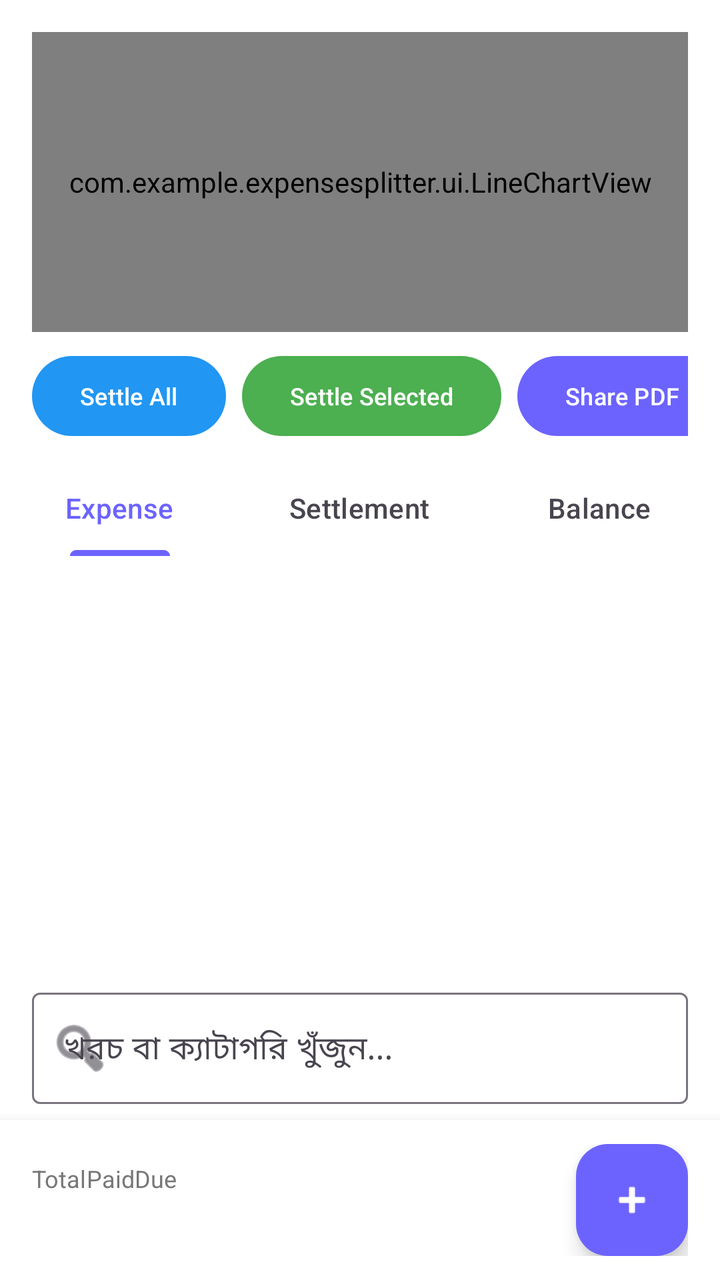
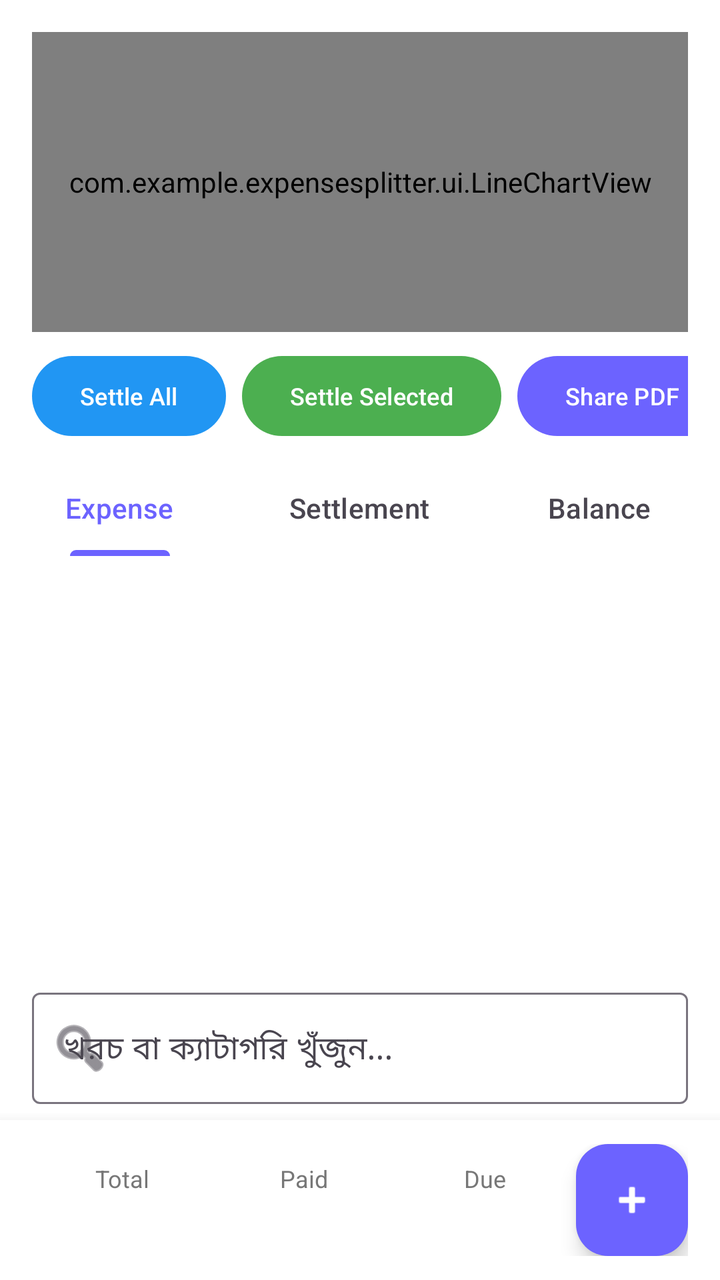

The first picture is an Android layout as it rendered before a commit; the second is the same layout after the commit. The layout source and the unified diff follow.
<!-- AndroidManifest.xml: application theme Theme.ExpenseSplitter -->
<!-- res/layout/activity_group_detail.xml -->
<?xml version="1.0" encoding="utf-8"?>
<androidx.coordinatorlayout.widget.CoordinatorLayout xmlns:android="http://schemas.android.com/apk/res/android"
    xmlns:app="http://schemas.android.com/apk/res-auto"
    android:layout_width="match_parent"
    android:layout_height="match_parent"
    android:background="@color/bg_color">

    
    <LinearLayout
        android:layout_width="match_parent"
        android:layout_height="match_parent"
        android:orientation="vertical"
        android:paddingBottom="80dp"> 

        
        <com.example.expensesplitter.ui.LineChartView
            android:id="@+id/lineChart"
            android:layout_width="match_parent"
            android:layout_height="150dp"
            android:layout_marginHorizontal="16dp"
            android:layout_marginTop="16dp"
            android:layout_marginBottom="8dp"/>

        
        <HorizontalScrollView
            android:layout_width="match_parent"
            android:layout_height="wrap_content"
            android:scrollbars="none"
            android:paddingHorizontal="16dp"
            android:layout_marginBottom="8dp">

            <LinearLayout
                android:layout_width="wrap_content"
                android:layout_height="wrap_content"
                android:orientation="horizontal"
                android:layout_gravity="end">

                <com.google.android.material.button.MaterialButton
                    android:id="@+id/btnSettleAll"
                    android:layout_width="wrap_content"
                    android:layout_height="wrap_content"
                    android:text="Settle All"
                    android:textSize="12sp"
                    android:layout_marginEnd="8dp"
                    app:backgroundTint="#2196F3"/>

                <com.google.android.material.button.MaterialButton
                    android:id="@+id/btnSettleSelected"
                    android:layout_width="wrap_content"
                    android:layout_height="wrap_content"
                    android:text="Settle Selected"
                    android:textSize="12sp"
                    android:layout_marginEnd="8dp"
                    app:backgroundTint="#4CAF50"/>

                <com.google.android.material.button.MaterialButton
                    android:id="@+id/btnSharePdf"
                    android:layout_width="wrap_content"
                    android:layout_height="wrap_content"
                    android:text="Share PDF"
                    android:textSize="12sp"
                    app:backgroundTint="#6C63FF"/>
            </LinearLayout>
        </HorizontalScrollView>

        
        <com.google.android.material.tabs.TabLayout
            android:id="@+id/tabLayout"
            android:layout_width="match_parent"
            android:layout_height="wrap_content"
            android:background="#FFFFFF">
            <com.google.android.material.tabs.TabItem android:text="Expense"/>
            <com.google.android.material.tabs.TabItem android:text="Settlement"/>
            <com.google.android.material.tabs.TabItem android:text="Balance"/>
        </com.google.android.material.tabs.TabLayout>

        
        <androidx.recyclerview.widget.RecyclerView
            android:id="@+id/recyclerView"
            android:layout_width="match_parent"
            android:layout_height="0dp"
            android:layout_weight="1"
            android:paddingHorizontal="8dp"
            android:clipToPadding="false"/>

        
        <com.google.android.material.textfield.TextInputLayout
            style="@style/Widget.Material3.TextInputLayout.OutlinedBox"
            android:layout_width="match_parent"
            android:layout_height="wrap_content"
            android:layout_marginHorizontal="16dp"
            android:layout_marginTop="8dp"
            android:layout_marginBottom="8dp"
            app:startIconDrawable="@android:drawable/ic_menu_search">
            <com.google.android.material.textfield.TextInputEditText
                android:id="@+id/etSearchExpense"
                android:layout_width="match_parent"
                android:layout_height="wrap_content"
                android:hint="খরচ বা ক্যাটাগরি খুঁজুন..."
                android:inputType="text"/>
        </com.google.android.material.textfield.TextInputLayout>

    </LinearLayout>

    
    <LinearLayout
        android:layout_width="match_parent"
        android:layout_height="wrap_content"
        android:layout_gravity="bottom"
        android:orientation="horizontal"
        android:background="#FFFFFF"
        android:elevation="10dp"
        android:paddingHorizontal="16dp"
        android:paddingVertical="12dp"
        android:gravity="center_vertical">

        <LinearLayout
            android:layout_width="0dp"
            android:layout_height="wrap_content"
            android:layout_weight="1"
            android:orientation="horizontal"
            android:gravity="space_around">

            <LinearLayout android:layout_width="wrap_content" android:layout_height="wrap_content" android:orientation="vertical" android:gravity="center">
                <TextView android:layout_width="wrap_content" android:layout_height="wrap_content" android:text="Total" android:textSize="12sp" android:textColor="#777777"/>
                <TextView android:id="@+id/tvTotal" android:layout_width="wrap_content" android:layout_height="wrap_content" android:textStyle="bold" android:textSize="16sp" android:textColor="#2D2D2D"/>
            </LinearLayout>

            <LinearLayout android:layout_width="wrap_content" android:layout_height="wrap_content" android:orientation="vertical" android:gravity="center">
                <TextView android:layout_width="wrap_content" android:layout_height="wrap_content" android:text="Paid" android:textSize="12sp" android:textColor="#777777"/>
                <TextView android:id="@+id/tvPaid" android:layout_width="wrap_content" android:layout_height="wrap_content" android:textStyle="bold" android:textSize="16sp" android:textColor="#2E7D32"/>
            </LinearLayout>

            <LinearLayout android:layout_width="wrap_content" android:layout_height="wrap_content" android:orientation="vertical" android:gravity="center">
                <TextView android:layout_width="wrap_content" android:layout_height="wrap_content" android:text="Due" android:textSize="12sp" android:textColor="#777777"/>
                <TextView android:id="@+id/tvDue" android:layout_width="wrap_content" android:layout_height="wrap_content" android:textStyle="bold" android:textSize="16sp" android:textColor="#C62828"/>
            </LinearLayout>
        </LinearLayout>

        
        <com.google.android.material.floatingactionbutton.FloatingActionButton
            android:id="@+id/fabAdd"
            android:layout_width="wrap_content"
            android:layout_height="wrap_content"
            android:src="@android:drawable/ic_input_add"
            app:backgroundTint="#6C63FF"
            app:tint="@android:color/white"/>
    </LinearLayout>

</androidx.coordinatorlayout.widget.CoordinatorLayout>
<!-- resources referenced by this layout -->
<resources>
  <color name="bg_color">#FFFFFF</color>
  <style name="Theme.ExpenseSplitter" parent="Theme.Material3.DayNight.NoActionBar">
          <item name="colorPrimary">@color/purple_primary</item>
          <item name="android:windowBackground">@color/bg_color</item>
          <item name="android:statusBarColor">@color/bg_color</item>
          <item name="android:windowLightStatusBar">true</item>
      </style>
  <color name="purple_primary">#6C63FF</color>
</resources>

<!-- the commit's change to res/layout/activity_group_detail.xml (unified diff, before → after) -->
@@ -114,24 +114,24 @@
         android:paddingVertical="12dp"
         android:gravity="center_vertical">
 
+        
         <LinearLayout
             android:layout_width="0dp"
             android:layout_height="wrap_content"
             android:layout_weight="1"
-            android:orientation="horizontal"
-            android:gravity="space_around">
+            android:orientation="horizontal">
 
-            <LinearLayout android:layout_width="wrap_content" android:layout_height="wrap_content" android:orientation="vertical" android:gravity="center">
+            <LinearLayout android:layout_width="0dp" android:layout_height="wrap_content" android:layout_weight="1" android:orientation="vertical" android:gravity="center">
                 <TextView android:layout_width="wrap_content" android:layout_height="wrap_content" android:text="Total" android:textSize="12sp" android:textColor="#777777"/>
                 <TextView android:id="@+id/tvTotal" android:layout_width="wrap_content" android:layout_height="wrap_content" android:textStyle="bold" android:textSize="16sp" android:textColor="#2D2D2D"/>
             </LinearLayout>
 
-            <LinearLayout android:layout_width="wrap_content" android:layout_height="wrap_content" android:orientation="vertical" android:gravity="center">
+            <LinearLayout android:layout_width="0dp" android:layout_height="wrap_content" android:layout_weight="1" android:orientation="vertical" android:gravity="center">
                 <TextView android:layout_width="wrap_content" android:layout_height="wrap_content" android:text="Paid" android:textSize="12sp" android:textColor="#777777"/>
                 <TextView android:id="@+id/tvPaid" android:layout_width="wrap_content" android:layout_height="wrap_content" android:textStyle="bold" android:textSize="16sp" android:textColor="#2E7D32"/>
             </LinearLayout>
 
-            <LinearLayout android:layout_width="wrap_content" android:layout_height="wrap_content" android:orientation="vertical" android:gravity="center">
+            <LinearLayout android:layout_width="0dp" android:layout_height="wrap_content" android:layout_weight="1" android:orientation="vertical" android:gravity="center">
                 <TextView android:layout_width="wrap_content" android:layout_height="wrap_content" android:text="Due" android:textSize="12sp" android:textColor="#777777"/>
                 <TextView android:id="@+id/tvDue" android:layout_width="wrap_content" android:layout_height="wrap_content" android:textStyle="bold" android:textSize="16sp" android:textColor="#C62828"/>
             </LinearLayout>
